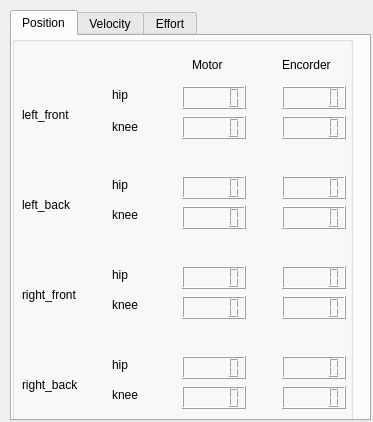
Old version of the form dragon_visualization/dragon_data_read/resource/DragonDataRead.ui in the repository zz19930617/dragon_visualization.
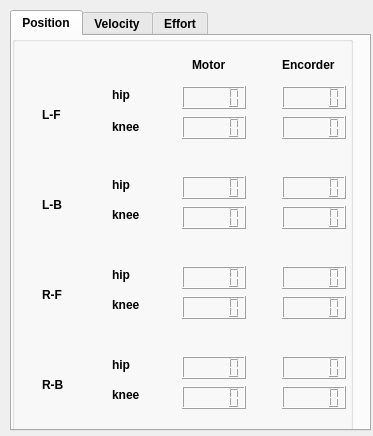
New version of the form.

Commit message: change the font for big screen

```diff
--- a/dragon_visualization/dragon_data_read/resource/DragonDataRead.ui
+++ b/dragon_visualization/dragon_data_read/resource/DragonDataRead.ui
@@ -7,7 +7,7 @@
     <x>0</x>
     <y>0</y>
     <width>373</width>
-    <height>422</height>
+    <height>436</height>
    </rect>
   </property>
   <property name="windowTitle">
@@ -19,9 +19,15 @@
      <x>10</x>
      <y>10</y>
      <width>361</width>
-     <height>411</height>
+     <height>421</height>
     </rect>
    </property>
+   <property name="font">
+    <font>
+     <weight>75</weight>
+     <bold>true</bold>
+    </font>
+   </property>
    <property name="currentIndex">
     <number>0</number>
    </property>
@@ -44,53 +50,53 @@
      <widget class="QLabel" name="qlabel_lf_pos">
       <property name="geometry">
        <rect>
-        <x>10</x>
+        <x>30</x>
         <y>70</y>
-        <width>67</width>
+        <width>31</width>
         <height>17</height>
        </rect>
       </property>
       <property name="text">
-       <string>left_front</string>
+       <string>L-F</string>
       </property>
      </widget>
      <widget class="QLabel" name="qlabel_lb_pos">
       <property name="geometry">
        <rect>
-        <x>10</x>
+        <x>30</x>
         <y>160</y>
-        <width>67</width>
+        <width>41</width>
         <height>17</height>
        </rect>
       </property>
       <property name="text">
-       <string>left_back</string>
+       <string>L-B</string>
       </property>
      </widget>
      <widget class="QLabel" name="qlabel_rf_pos">
       <property name="geometry">
        <rect>
-        <x>10</x>
+        <x>30</x>
         <y>250</y>
-        <width>81</width>
+        <width>31</width>
         <height>17</height>
        </rect>
       </property>
       <property name="text">
-       <string>right_front</string>
+       <string>R-F</string>
       </property>
      </widget>
      <widget class="QLabel" name="qlabel_rb_pos">
       <property name="geometry">
        <rect>
-        <x>10</x>
+        <x>30</x>
         <y>340</y>
-        <width>81</width>
+        <width>31</width>
         <height>17</height>
        </rect>
       </property>
       <property name="text">
-       <string>right_back</string>
+       <string>R-B</string>
       </property>
      </widget>
      <widget class="QLabel" name="qlabel_lfh_pos">
```
Left out of the diff: 48 changed lines with no effect on the pictures. The commit also changes 200 other files.
